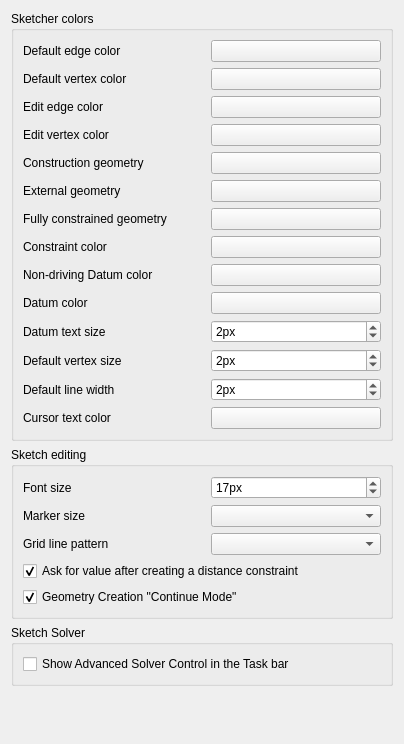
Before: the Qt Designer form src/Mod/Sketcher/Gui/SketcherSettings.ui in berndhahnebach/All_FreeCAD, drawn with Qt 5.
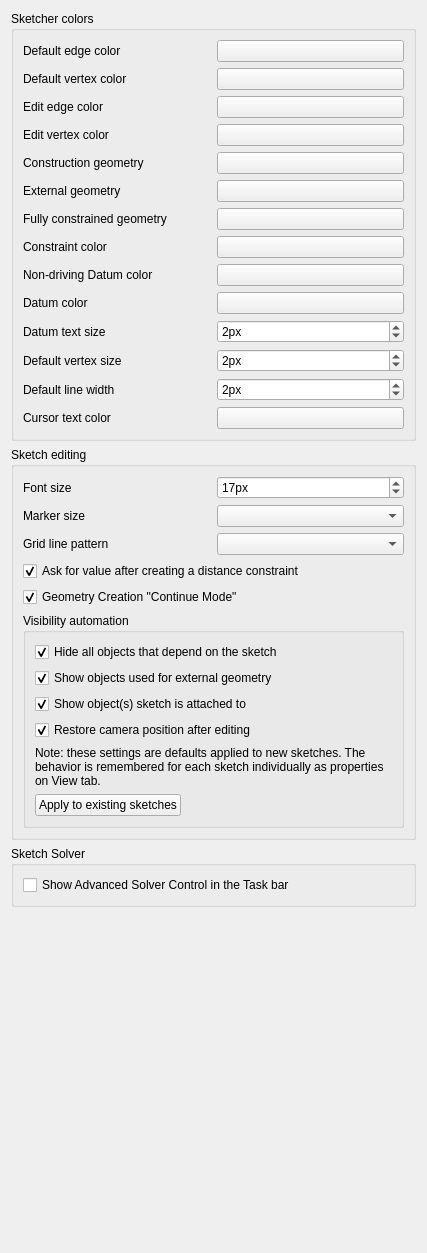
After: the same form once the commit is applied. Custom widgets are drawn as their Qt base class.

Commit message:
Sketcher: TV: preferences UI
* 4 checkboxes for setting defaults for visibility automation
* "Apply to existing sketches" button

Diff of the .ui file:
```diff
--- a/src/Mod/Sketcher/Gui/SketcherSettings.ui
+++ b/src/Mod/Sketcher/Gui/SketcherSettings.ui
@@ -6,14 +6,49 @@
    <rect>
     <x>0</x>
     <y>0</y>
-    <width>404</width>
-    <height>744</height>
+    <width>427</width>
+    <height>1253</height>
    </rect>
   </property>
   <property name="windowTitle">
    <string>Sketcher</string>
   </property>
   <layout class="QGridLayout" name="gridLayout_3">
+   <item row="7" column="0">
+    <spacer name="verticalSpacer">
+     <property name="orientation">
+      <enum>Qt::Vertical</enum>
+     </property>
+     <property name="sizeHint" stdset="0">
+      <size>
+       <width>20</width>
+       <height>40</height>
+      </size>
+     </property>
+    </spacer>
+   </item>
+   <item row="3" column="0">
+    <widget class="QGroupBox" name="groupBox_2">
+     <property name="title">
+      <string>Sketch Solver</string>
+     </property>
+     <layout class="QGridLayout" name="gridLayout_4">
+      <item row="0" column="0">
+       <widget class="Gui::PrefCheckBox" name="checkBoxAdvancedSolverTaskBox">
+        <property name="text">
+         <string>Show Advanced Solver Control in the Task bar</string>
+        </property>
+        <property name="prefEntry" stdset="0">
+         <cstring>ShowSolverAdvancedWidget</cstring>
+        </property>
+        <property name="prefPath" stdset="0">
+         <cstring>Mod/Sketcher</cstring>
+        </property>
+       </widget>
+      </item>
+     </layout>
+    </widget>
+   </item>
    <item row="0" column="0">
     <widget class="QGroupBox" name="groupBoxSketcherColor">
      <property name="title">
@@ -589,44 +624,156 @@
         </property>
        </widget>
       </item>
-     </layout>
-    </widget>
-   </item>
-   <item row="3" column="0">
-    <widget class="QGroupBox" name="groupBox_2">
-     <property name="title">
-      <string>Sketch Solver</string>
-     </property>
-     <layout class="QGridLayout" name="gridLayout_4">
-      <item row="0" column="0">
-       <widget class="Gui::PrefCheckBox" name="checkBoxAdvancedSolverTaskBox">
-        <property name="text">
-         <string>Show Advanced Solver Control in the Task bar</string>
+      <item row="5" column="0" colspan="2">
+       <widget class="QGroupBox" name="groupBox_3">
+        <property name="enabled">
+         <bool>true</bool>
         </property>
-        <property name="prefEntry" stdset="0">
-         <cstring>ShowSolverAdvancedWidget</cstring>
+        <property name="sizePolicy">
+         <sizepolicy hsizetype="Expanding" vsizetype="Minimum">
+          <horstretch>0</horstretch>
+          <verstretch>0</verstretch>
+         </sizepolicy>
         </property>
-        <property name="prefPath" stdset="0">
-         <cstring>Mod/Sketcher</cstring>
+        <property name="minimumSize">
+         <size>
+          <width>0</width>
+          <height>0</height>
+         </size>
         </property>
+        <property name="maximumSize">
+         <size>
+          <width>16777215</width>
+          <height>16777215</height>
+         </size>
+        </property>
+        <property name="baseSize">
+         <size>
+          <width>0</width>
+          <height>0</height>
+         </size>
+        </property>
+        <property name="title">
+         <string>Visibility automation</string>
+        </property>
+        <layout class="QVBoxLayout" name="verticalLayout_2">
+         <item>
+          <widget class="Gui::PrefCheckBox" name="checkBoxTVHideDependent">
+           <property name="toolTip">
+            <string>When opening sketch, hide all features that depend on it.</string>
+           </property>
+           <property name="text">
+            <string>Hide all objects that depend on the sketch</string>
+           </property>
+           <property name="checked">
+            <bool>true</bool>
+           </property>
+           <property name="prefEntry" stdset="0">
+            <cstring>HideDependent</cstring>
+           </property>
+           <property name="prefPath" stdset="0">
+            <cstring>Mod/Sketcher/General</cstring>
+           </property>
+          </widget>
+         </item>
+         <item>
+          <widget class="Gui::PrefCheckBox" name="checkBoxTVShowLinks">
+           <property name="toolTip">
+            <string>When opening sketch, show sources for external geometry links.</string>
+           </property>
+           <property name="text">
+            <string>Show objects used for external geometry</string>
+           </property>
+           <property name="checked">
+            <bool>true</bool>
+           </property>
+           <property name="prefEntry" stdset="0">
+            <cstring>ShowLinks</cstring>
+           </property>
+           <property name="prefPath" stdset="0">
+            <cstring>Mod/Sketcher/General</cstring>
+           </property>
+          </widget>
+         </item>
+         <item>
+          <widget class="Gui::PrefCheckBox" name="checkBoxTVShowSupport">
+           <property name="toolTip">
+            <string>When opening sketch, show objects the sketch is attached to.</string>
+           </property>
+           <property name="text">
+            <string>Show object(s) sketch is attached to</string>
+           </property>
+           <property name="checked">
+            <bool>true</bool>
+           </property>
+           <property name="prefEntry" stdset="0">
+            <cstring>ShowSupport</cstring>
+           </property>
+           <property name="prefPath" stdset="0">
+            <cstring>Mod/Sketcher/General</cstring>
+           </property>
+          </widget>
+         </item>
+         <item>
+          <widget class="Gui::PrefCheckBox" name="checkBoxTVRestoreCamera">
+           <property name="toolTip">
+            <string>When closing sketch, move camera back to where it was before sketch was opened.</string>
+           </property>
+           <property name="text">
+            <string>Restore camera position after editing</string>
+           </property>
+           <property name="checked">
+            <bool>true</bool>
+           </property>
+           <property name="prefEntry" stdset="0">
+            <cstring>RestoreCamera</cstring>
+           </property>
+           <property name="prefPath" stdset="0">
+            <cstring>Mod/Sketcher/General</cstring>
+           </property>
+          </widget>
+         </item>
+         <item>
+          <widget class="QLabel" name="label_9">
+           <property name="sizePolicy">
+            <sizepolicy hsizetype="Preferred" vsizetype="Preferred">
+             <horstretch>0</horstretch>
+             <verstretch>0</verstretch>
+            </sizepolicy>
+           </property>
+           <property name="text">
+            <string>Note: these settings are defaults applied to new sketches. The behavior is remembered for each sketch individually as properties on View tab.</string>
+           </property>
+           <property name="alignment">
+            <set>Qt::AlignBottom|Qt::AlignLeading|Qt::AlignLeft</set>
+           </property>
+           <property name="wordWrap">
+            <bool>true</bool>
+           </property>
+          </widget>
+         </item>
+         <item>
+          <widget class="QPushButton" name="btnTVApply">
+           <property name="sizePolicy">
+            <sizepolicy hsizetype="Fixed" vsizetype="Fixed">
+             <horstretch>0</horstretch>
+             <verstretch>0</verstretch>
+            </sizepolicy>
+           </property>
+           <property name="toolTip">
+            <string>Apply current smart visibility to all sketches in open documents (update properties to match).</string>
+           </property>
+           <property name="text">
+            <string>Apply to existing sketches</string>
+           </property>
+          </widget>
+         </item>
+        </layout>
        </widget>
       </item>
      </layout>
     </widget>
    </item>
-   <item row="4" column="0">
-    <spacer name="verticalSpacer">
-     <property name="orientation">
-      <enum>Qt::Vertical</enum>
-     </property>
-     <property name="sizeHint" stdset="0">
-      <size>
-       <width>20</width>
-       <height>217</height>
-      </size>
-     </property>
-    </spacer>
-   </item>
   </layout>
  </widget>
  <customwidgets>
```
Left out of the diff: 82 changed lines with no effect on the pictures. The commit also changes 2 other files.
